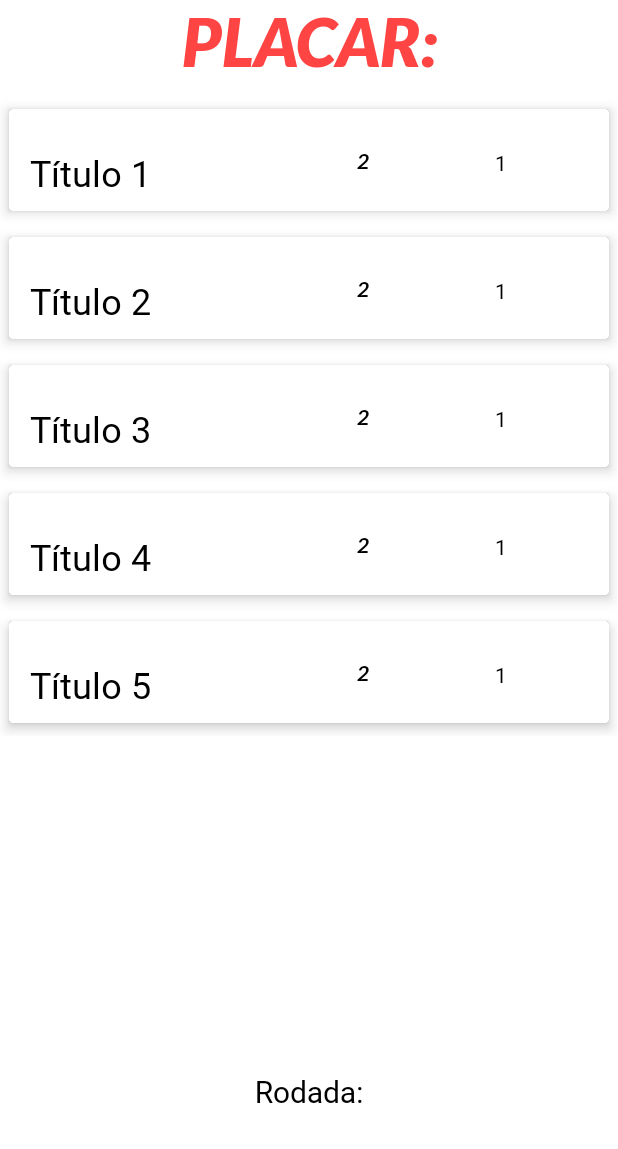
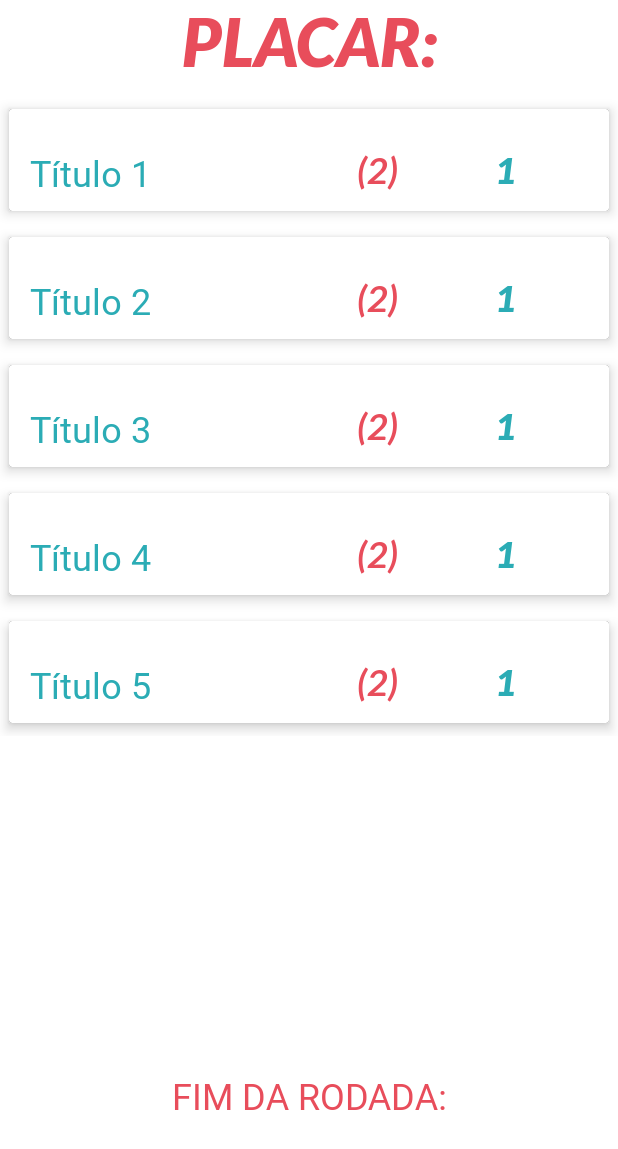
Before and after one commit to AlucardFAS/KingMe-President-Mobile, an Android app: the placar screen opened directly, with no data from a screen before it, on a phone screen of 412 x 824 dp. Shown: the top 1149 px of the screen. Run offline under Robolectric (Android 15) with nearby library versions, the phone set to English and light mode, and no system bars.

Commit message:
Placar
Arrumei a tela de placar

```diff
--- a/app/src/main/java/com/dfgv/presidenciaveis/placar.java
+++ b/app/src/main/java/com/dfgv/presidenciaveis/placar.java
@@ -33,7 +33,7 @@ public class placar extends Activity {
         TextView ponuacaojogos = (TextView) cardView.findViewById(R.id.pontjogo);
 
         nomes.setText(nome);
-        pontuacaorodadas.setText(""+pontuacaopartida);
+        pontuacaorodadas.setText(""+"("+pontuacaopartida+")");
         ponuacaojogos.setText(""+pontuacaojogo);
         mensagens.addView(cardView);
     }
--- a/app/src/main/res/layout/activity_placar.xml
+++ b/app/src/main/res/layout/activity_placar.xml
@@ -16,7 +16,7 @@
         android:fontFamily="@font/latoblackitalic"
         android:text="PLACAR:"
         android:textAlignment="center"
-        android:textColor="@android:color/holo_red_light"
+        android:textColor="#E84D5B"
         android:textSize="20pt" />
 
     <ScrollView
@@ -40,9 +40,9 @@
         android:layout_width="match_parent"
         android:layout_height="wrap_content"
         android:fontFamily="@font/latoitalic"
-        android:text="Rodada:"
+        android:text="FIM DA RODADA:"
         android:textAlignment="center"
-        android:textColor="@android:color/black"
-        android:textSize="20sp" />
+        android:textSize="24sp"
+        android:textColor="#E84D5B" />
 
 </LinearLayout>
--- a/app/src/main/res/layout/card.xml
+++ b/app/src/main/res/layout/card.xml
@@ -20,7 +20,7 @@
             android:layout_marginStart="8dp"
             android:layout_marginTop="20dp"
             android:fontFamily="@font/latolightitalic"
-            android:textColor="@android:color/black"
+            android:textColor="#2BACB5"
             android:textSize="24sp"
             app:layout_constraintStart_toStartOf="parent"
             app:layout_constraintTop_toTopOf="parent" />
@@ -31,8 +31,9 @@
             android:layout_height="36dp"
             android:layout_marginTop="20dp"
             android:layout_marginEnd="8dp"
-            android:fontFamily="@font/latolightitalic"
-            android:textColor="@android:color/black"
+            android:textSize="24sp"
+            android:textColor="#2BACB5"
+            android:fontFamily="@font/latoblackitalic"
             app:layout_constraintEnd_toEndOf="parent"
             app:layout_constraintTop_toTopOf="parent" />
 
@@ -42,8 +43,9 @@
             android:layout_height="36dp"
             android:layout_marginTop="20dp"
             android:layout_marginEnd="100dp"
+            android:textSize="24sp"
             android:fontFamily="@font/latobolditalic"
-            android:textColor="@android:color/black"
+            android:textColor="#E84D5B"
             app:layout_constraintEnd_toEndOf="parent"
             app:layout_constraintTop_toTopOf="parent" />
     </android.support.constraint.ConstraintLayout>
```
